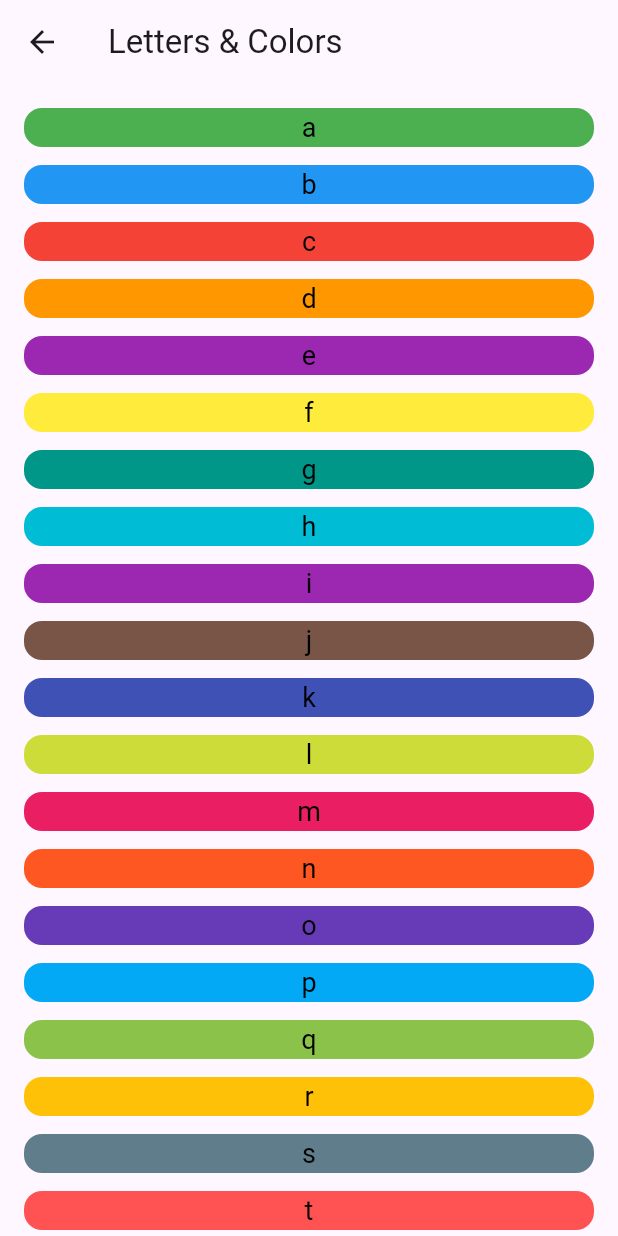
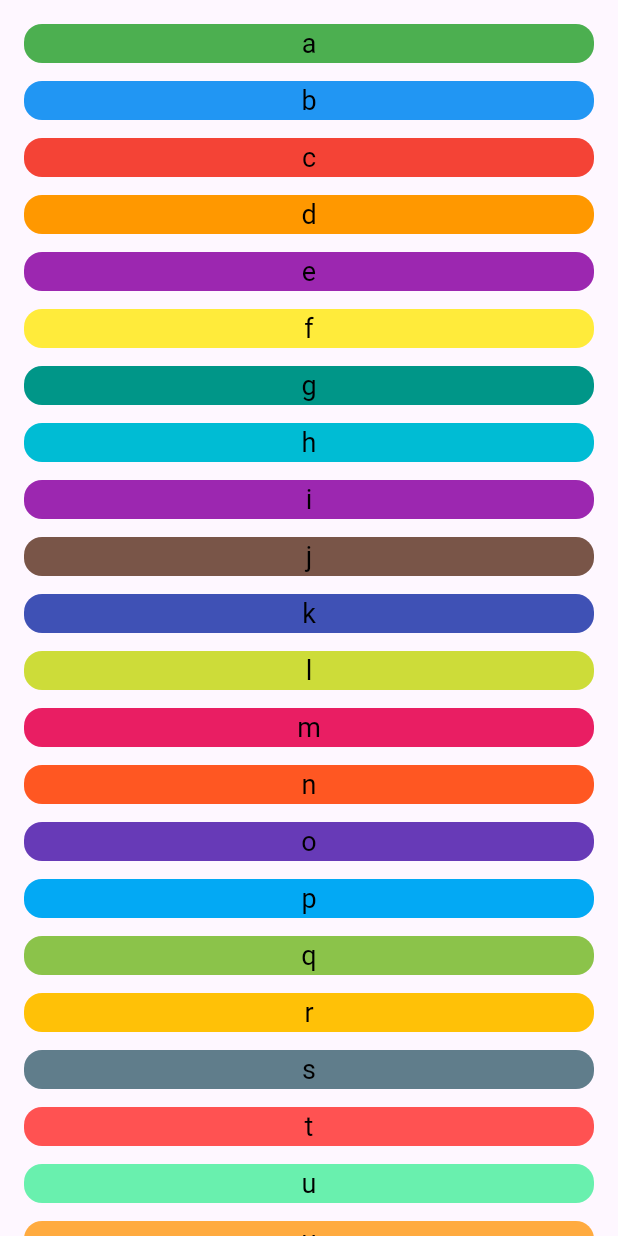
Before and after one commit to HendBadr1/task2_nti, a Flutter app: the ContainerWidget screen opened directly, on a phone screen of 412 x 824 dp. Run offline on Flutter 3.47's test engine with Material 3 defaults, Android fonts, the phone set to English and light mode, and no system bars.

Commit message:
initial commit

```diff
--- a/lib/featuers/home/widgets/container_widget.dart
+++ b/lib/featuers/home/widgets/container_widget.dart
@@ -9,18 +9,17 @@ class ContainerWidget extends StatelessWidget {
 
   @override
   Widget build(BuildContext context) {
-    final List<ContainerModel> allcontainers = ContainerModel.getAllBoxes();
+    final List<ContainerModel> containers = ContainerModel.getAllBoxes();
 
     return Scaffold(
-      appBar: AppBar(
-        title: Text('Letters & Colors'),
-      ),
+
+
       body: Padding(
         padding: const EdgeInsets.all(16.0),
         child: Wrap(
           spacing: 12,
           runSpacing: 12,
-          children: [  for (var conatiner in allcontainers)
+          children: [  for (var conatiner in containers)
             ContainerStyle(letter: conatiner.letter, color: conatiner.color),]
         ),
       ),
--- a/lib/featuers/home/widgets/models/container_model.dart
+++ b/lib/featuers/home/widgets/models/container_model.dart
@@ -8,7 +8,7 @@ class ContainerModel {
 
   ContainerModel({required this.letter, required this.color});
 
-  // static علشان نقدر نستخدمها من غير ما نعمل instance
+
   static final List<Color> colors = [
     AppColors.green,
     AppColors.blue,
```
